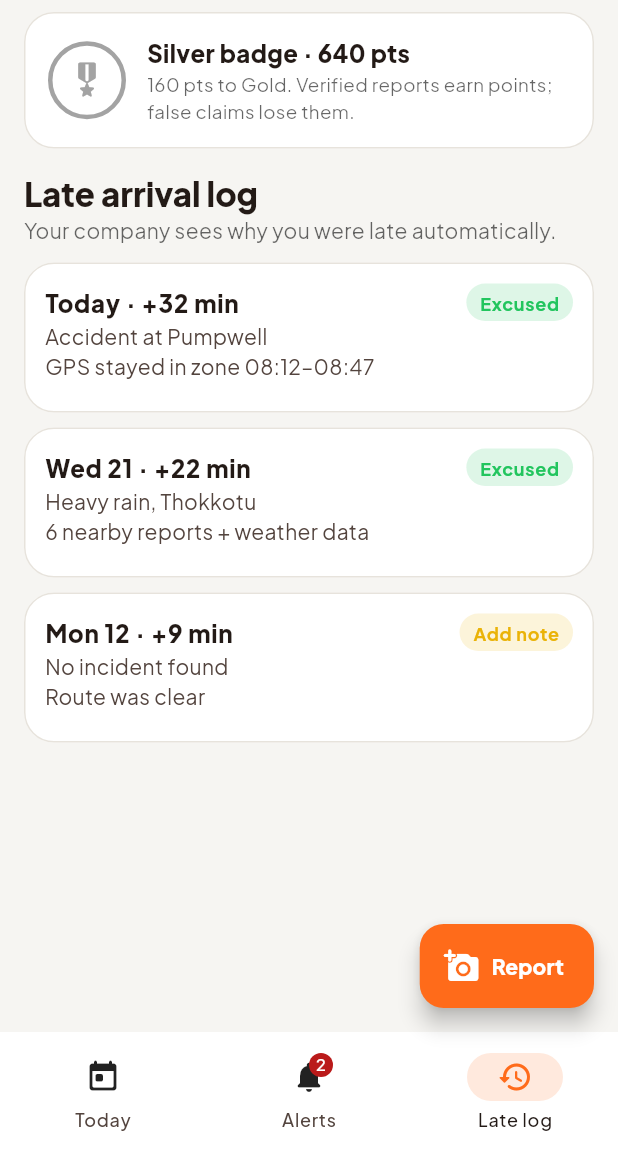
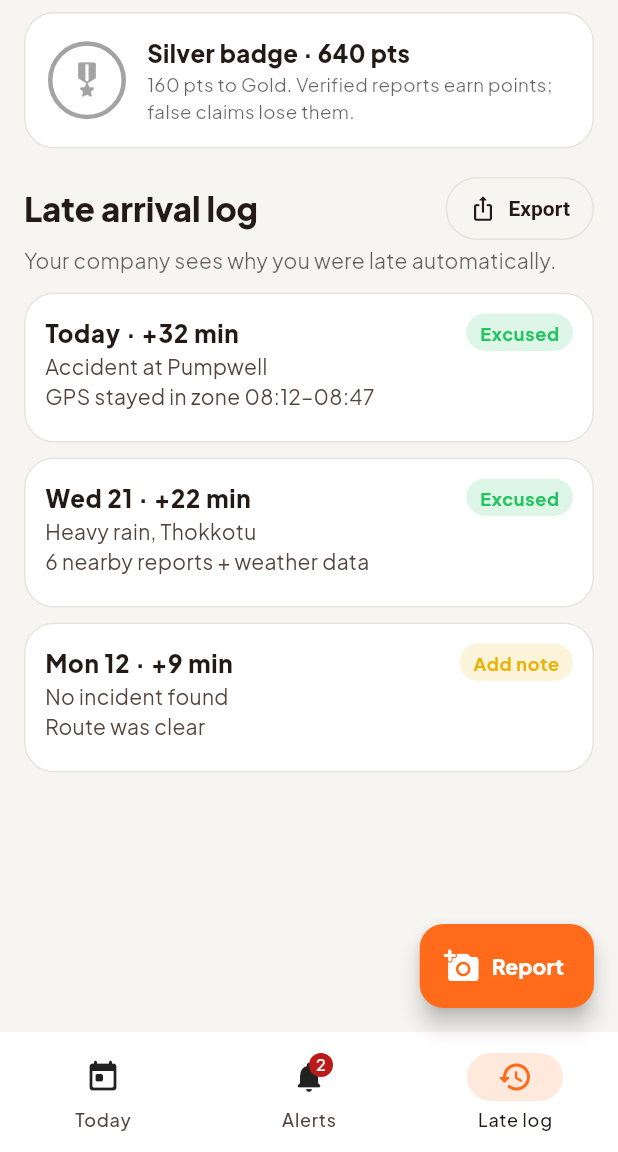
Before and after one commit to aahilsheikhofficial/Shinkai_devs_SDIT, a Flutter app: the EmployeeHome screen opened directly, item 3 of the bottom bar chosen, on a phone screen of 412 x 824 dp, the part 84-1236 px from its top. Run offline on Flutter 3.47's test engine with Material 3 defaults, Android fonts, the phone set to English and light mode, and no system bars; our stand-ins replace google_fonts, google_maps_flutter, image_picker, share_plus; network calls fail.

Commit message:
App feature parity, AI demo cards, remove tracking, camera upload

```diff
--- a/app/lib/screens/employee_home.dart
+++ b/app/lib/screens/employee_home.dart
@@ -1,4 +1,5 @@
 import 'package:flutter/material.dart';
+import 'package:share_plus/share_plus.dart';
 import '../data/mock.dart';
 import '../theme.dart';
 import '../widgets/common.dart';
@@ -13,7 +14,6 @@ class EmployeeHome extends StatefulWidget {
 
 class _EmployeeHomeState extends State<EmployeeHome> {
   int tab = 0;
-  bool tracking = true;
   bool avoiding = false;
 
   @override
@@ -99,30 +99,38 @@ class _EmployeeHomeState extends State<EmployeeHome> {
       ),
       const SizedBox(height: 14),
       Card(
-        clipBehavior: Clip.antiAlias,
-        child: SizedBox(
-          height: 260,
-          child: TrafficMap(incidents: incidents.take(2).toList(), showRoute: true, showAlt: avoiding, onIncidentTap: (i) => showIncident(context, i)),
+        child: Padding(
+          padding: const EdgeInsets.all(14),
+          child: Column(crossAxisAlignment: CrossAxisAlignment.start, children: [
+            Row(children: [
+              const Icon(Icons.auto_awesome_rounded, color: Palette.accent, size: 20),
+              const SizedBox(width: 6),
+              Text('Predicted commute', style: t.textTheme.titleMedium?.copyWith(fontWeight: FontWeight.w800)),
+              const Spacer(),
+              Text('AI estimate · demo', style: TextStyle(fontSize: 11, color: t.hintColor)),
+            ]),
+            const SizedBox(height: 10),
+            const Text('Tomorrow: +12 min likely at Pumpwell, 8:40–9:10', style: TextStyle(fontWeight: FontWeight.w700)),
+            const SizedBox(height: 4),
+            Text('Rain forecast + the usual Friday jam on NH-66.', style: TextStyle(fontSize: 13, color: t.hintColor)),
+            const SizedBox(height: 8),
+            Row(children: [const Text('Confidence  '), const ConfidenceBar(78)]),
+            const SizedBox(height: 10),
+            Container(
+              width: double.infinity,
+              padding: const EdgeInsets.all(10),
+              decoration: BoxDecoration(color: Palette.free.withValues(alpha: .12), borderRadius: BorderRadius.circular(12)),
+              child: const Text('Leave by 8:20 to arrive on time.', style: TextStyle(fontWeight: FontWeight.w700, color: Palette.free)),
+            ),
+          ]),
         ),
       ),
       const SizedBox(height: 14),
       Card(
-        child: Padding(
-          padding: const EdgeInsets.all(14),
-          child: Column(crossAxisAlignment: CrossAxisAlignment.start, children: [
-            Row(children: [
-              Text('Commute tracking', style: t.textTheme.titleMedium?.copyWith(fontWeight: FontWeight.w800)),
-              const Spacer(),
-              Switch(value: tracking, activeTrackColor: Palette.accent, onChanged: (v) => setState(() => tracking = v)),
-            ]),
-            Text(tracking ? 'ON · shared with Infinite Tech only during 8:00–9:30 and work travel.' : 'OFF · nothing is shared.', style: TextStyle(fontSize: 13, color: t.hintColor)),
-            const SizedBox(height: 10),
-            for (final p in ['Work hours 8:00–18:00', 'Starts when you begin the journey', 'Never on personal trips', 'Emergency (SOS)'])
-              Padding(
-                padding: const EdgeInsets.only(bottom: 6),
-                child: Row(children: [const Icon(Icons.verified_user_rounded, size: 16, color: Palette.free), const SizedBox(width: 8), Text(p, style: const TextStyle(fontSize: 13))]),
-              ),
-          ]),
+        clipBehavior: Clip.antiAlias,
+        child: SizedBox(
+          height: 260,
+          child: TrafficMap(incidents: incidents.take(2).toList(), showRoute: true, showAlt: avoiding, onIncidentTap: (i) => showIncident(context, i, onAvoid: () => setState(() => avoiding = true))),
         ),
       ),
       const SizedBox(height: 14),
@@ -188,7 +196,17 @@ class _EmployeeHomeState extends State<EmployeeHome> {
         ),
       ),
       const SizedBox(height: 16),
-      Text('Late arrival log', style: t.textTheme.titleLarge?.copyWith(fontWeight: FontWeight.w800)),
+      Row(children: [
+        Expanded(child: Text('Late arrival log', style: t.textTheme.titleLarge?.copyWith(fontWeight: FontWeight.w800))),
+        OutlinedButton.icon(
+          onPressed: () => SharePlus.instance.share(ShareParams(
+            subject: 'Late arrival log',
+            text: ['Date,Delay (min),Reason,Evidence,Status', for (final l in lateLog) '"${l.date}",${l.delay},"${l.reason}","${l.evidence}",${l.excused ? 'Excused' : 'Needs note'}'].join('\n'),
+          )),
+          icon: const Icon(Icons.ios_share_rounded, size: 18),
+          label: const Text('Export'),
+        ),
+      ]),
       Text('Your company sees why you were late automatically.', style: TextStyle(color: t.hintColor)),
       const SizedBox(height: 12),
       for (final l in lateLog)
--- a/app/lib/screens/role_picker.dart
+++ b/app/lib/screens/role_picker.dart
@@ -12,7 +12,7 @@ extension RoleX on Role {
   IconData get icon => this == Role.commuter ? Icons.directions_car_rounded : Icons.work_rounded;
   String get blurb => this == Role.commuter
       ? 'See why a road is blocked, get a better route, and report what you see in one tap.'
-      : 'Your commute and its delays, shared with your company only during work travel.';
+      : 'Your commute, route alerts and a verified late-arrival log for work.';
 }
 
 /// "Who are you?" — the artwork swaps with the chosen role.
--- a/app/pubspec.yaml
+++ b/app/pubspec.yaml
@@ -37,6 +37,9 @@ dependencies:
   google_maps_flutter: ^2.19.0
   http: ^1.6.0
   google_fonts: ^9.0.0
+  image_picker: ^1.2.4
+  url_launcher: ^6.3.3
+  share_plus: ^13.3.1
 
 dev_dependencies:
   flutter_test:
```
Also changed, not shown: app/lib/screens/commuter_home.dart (+9 -6 lines), app/lib/widgets/common.dart (+49 -5 lines), app/pubspec.lock, 7 other files.
